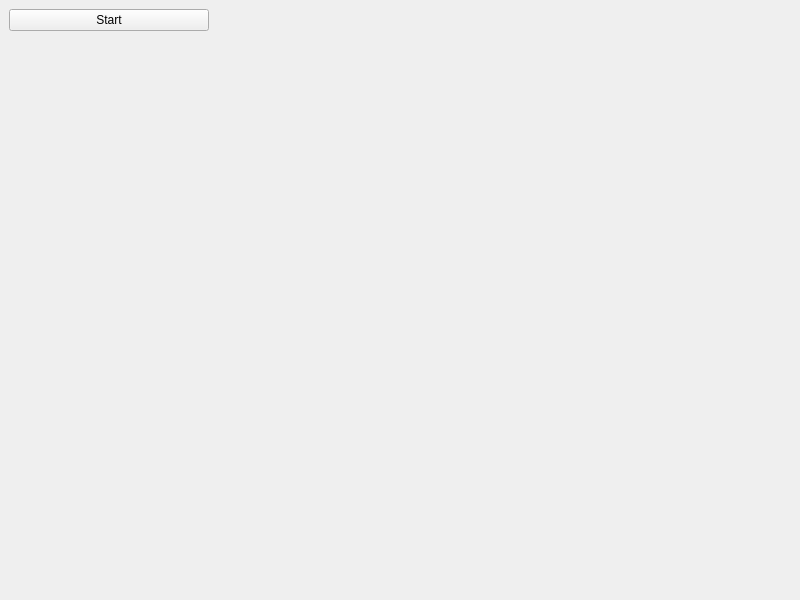
Before: the Qt Designer form src/ft-detector-app/main_window.ui in mischlox/face-touching-detector, drawn with Qt 5.
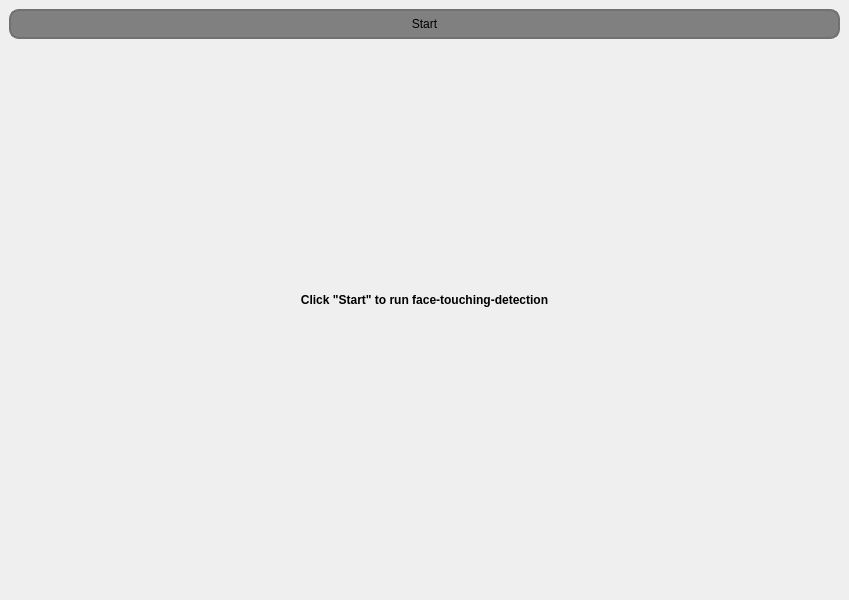
After: the same form once the commit is applied.

Commit message: Make GUI more beautiful

Patch:
```diff
--- a/src/ft-detector-app/main_window.ui
+++ b/src/ft-detector-app/main_window.ui
@@ -6,7 +6,7 @@
             <rect>
                 <x>0</x>
                 <y>0</y>
-                <width>800</width>
+    <width>849</width>
                 <height>600</height>
             </rect>
         </property>
@@ -14,41 +14,86 @@
             <string>MainWindow</string>
         </property>
         <widget class="QWidget" name="centralwidget">
-            <layout class="QGridLayout" name="gridLayout">
-                <item row="0" column="0">
+   <property name="styleSheet">
+    <string notr="true"/>
+   </property>
+   <layout class="QVBoxLayout" name="verticalLayout">
+    <item>
                     <widget class="QPushButton" name="ocvButton">
+      <property name="sizePolicy">
+       <sizepolicy hsizetype="Fixed" vsizetype="Maximum">
+        <horstretch>0</horstretch>
+        <verstretch>13</verstretch>
+       </sizepolicy>
+      </property>
                         <property name="maximumSize">
                             <size>
-                                <width>200</width>
-                                <height>16777215</height>
-                            </size>
-                        </property>
+        <width>1000</width>
+        <height>30</height>
+       </size>
+      </property>
+      <property name="cursor">
+       <cursorShape>PointingHandCursor</cursorShape>
+      </property>
+      <property name="mouseTracking">
+       <bool>false</bool>
+      </property>
+      <property name="styleSheet">
+       <string notr="true">QPushButton {
+	border: 2px solid rgb(113, 113, 113);
+	border-width: 2px;
+	border-radius: 10px;
+	background-color: grey; 
+}
+
+QPushButton::pressed {
+	border: 2px solid rgb(113, 113, 113);
+	border-width: 2px;
+	border-radius: 10px;
+	background-color: white;
+}</string>
+      </property>
                         <property name="text">
                             <string>Start</string>
                         </property>
                     </widget>
                 </item>
-                <item row="2" column="0" colspan="3">
+    <item>
                     <widget class="QLabel" name="frame">
-                        <property name="minimumSize">
-                            <size>
-                                <width>500</width>
-                                <height>500</height>
-                            </size>
+      <property name="sizePolicy">
+       <sizepolicy hsizetype="Preferred" vsizetype="Preferred">
+        <horstretch>0</horstretch>
+        <verstretch>0</verstretch>
+       </sizepolicy>
+      </property>
+      <property name="styleSheet">
+       <string notr="true"/>
                         </property>
                         <property name="frameShape">
                             <enum>QFrame::NoFrame</enum>
                         </property>
                         <property name="text">
-                            <string/>
+       <string notr="true">&lt;html&gt;&lt;head/&gt;&lt;body&gt;&lt;p&gt;&lt;span style=&quot; font-weight:600;&quot;&gt;Click &amp;quot;Start&amp;quot; to run face-touching-detection&lt;/span&gt;&lt;/p&gt;&lt;/body&gt;&lt;/html&gt;</string>
+      </property>
+      <property name="textFormat">
+       <enum>Qt::RichText</enum>
                         </property>
                         <property name="alignment">
                             <set>Qt::AlignCenter</set>
                         </property>
-                    </widget>
-                </item>
-                <item row="0" column="2">
+      <property name="margin">
+       <number>0</number>
+      </property>
+     </widget>
+    </item>
+    <item>
                     <widget class="QLabel" name="label">
+      <property name="maximumSize">
+       <size>
+        <width>16777215</width>
+        <height>30</height>
+       </size>
+      </property>
                         <property name="alignment">
                             <set>Qt::AlignCenter</set>
                         </property>
```
Left out of the diff: 2 changed lines with no effect on the pictures. Lines whose indentation alone changed are shown as unchanged. The commit also changes 2 other files.
